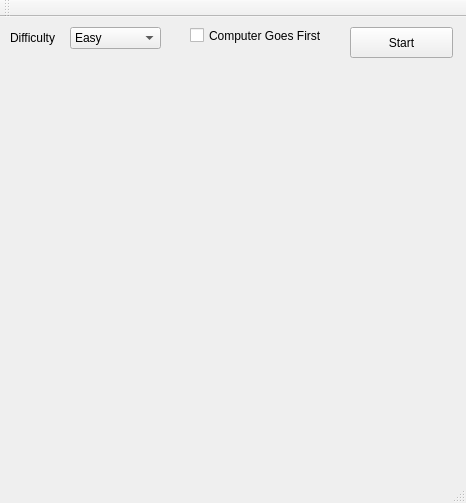
Above: app/ui/mainwindow.ui from DeveloperPaul123/TicTacToeExample before the change. Below: the same form after it.
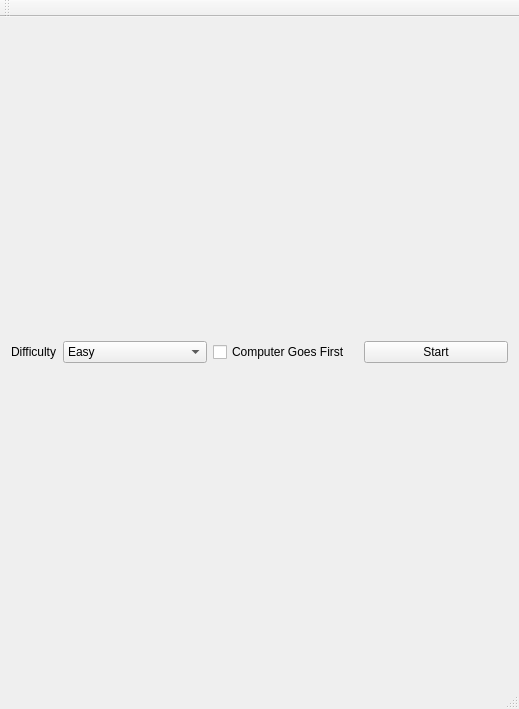
That is the form after the change.

What changed in the file:
```diff
--- a/app/ui/mainwindow.ui
+++ b/app/ui/mainwindow.ui
@@ -6,73 +6,44 @@
    <rect>
     <x>0</x>
     <y>0</y>
-    <width>466</width>
-    <height>503</height>
+    <width>519</width>
+    <height>709</height>
    </rect>
   </property>
+  <property name="sizePolicy">
+   <sizepolicy hsizetype="MinimumExpanding" vsizetype="MinimumExpanding">
+    <horstretch>0</horstretch>
+    <verstretch>0</verstretch>
+   </sizepolicy>
+  </property>
   <property name="windowTitle">
    <string>MainWindow</string>
   </property>
   <widget class="QWidget" name="centralWidget">
+   <property name="sizePolicy">
+    <sizepolicy hsizetype="MinimumExpanding" vsizetype="MinimumExpanding">
+     <horstretch>0</horstretch>
+     <verstretch>0</verstretch>
+    </sizepolicy>
+   </property>
+   <layout class="QVBoxLayout" name="verticalLayout_2" stretch="1,5">
+    <item>
+     <layout class="QHBoxLayout" name="horizontalLayout">
+      <item>
    <widget class="QLabel" name="label">
-    <property name="geometry">
-     <rect>
-      <x>10</x>
-      <y>10</y>
-      <width>64</width>
-      <height>21</height>
-     </rect>
+        <property name="sizePolicy">
+         <sizepolicy hsizetype="Fixed" vsizetype="Fixed">
+          <horstretch>0</horstretch>
+          <verstretch>0</verstretch>
+         </sizepolicy>
     </property>
     <property name="text">
      <string>Difficulty</string>
     </property>
    </widget>
-   <widget class="QWidget" name="verticalLayoutWidget">
-    <property name="geometry">
-     <rect>
-      <x>10</x>
-      <y>50</y>
-      <width>441</width>
-      <height>371</height>
-     </rect>
-    </property>
-    <layout class="QVBoxLayout" name="verticalLayout"/>
-   </widget>
-   <widget class="QPushButton" name="startButton">
-    <property name="geometry">
-     <rect>
-      <x>350</x>
-      <y>10</y>
-      <width>103</width>
-      <height>31</height>
-     </rect>
-    </property>
-    <property name="text">
-     <string>Start</string>
-    </property>
-   </widget>
-   <widget class="QCheckBox" name="checkBox">
-    <property name="geometry">
-     <rect>
-      <x>190</x>
-      <y>10</y>
-      <width>131</width>
-      <height>17</height>
-     </rect>
-    </property>
-    <property name="text">
-     <string>Computer Goes First</string>
-    </property>
-   </widget>
+      </item>
+      <item>
    <widget class="QComboBox" name="comboBox">
-    <property name="geometry">
-     <rect>
-      <x>70</x>
-      <y>10</y>
-      <width>91</width>
-      <height>22</height>
-     </rect>
-    </property>
     <item>
      <property name="text">
       <string>Easy</string>
@@ -94,6 +65,27 @@
      </property>
     </item>
    </widget>
+      </item>
+      <item>
+       <widget class="QCheckBox" name="checkBox">
+        <property name="text">
+         <string>Computer Goes First</string>
+        </property>
+       </widget>
+      </item>
+      <item>
+       <widget class="QPushButton" name="startButton">
+        <property name="text">
+         <string>Start</string>
+        </property>
+       </widget>
+      </item>
+     </layout>
+    </item>
+    <item>
+     <layout class="QVBoxLayout" name="verticalLayout"/>
+    </item>
+   </layout>
   </widget>
   <widget class="QMenuBar" name="menuBar">
    <property name="geometry">
```
Left out of the diff: 4 changed lines with no effect on the pictures. Lines whose indentation alone changed are shown as unchanged.
